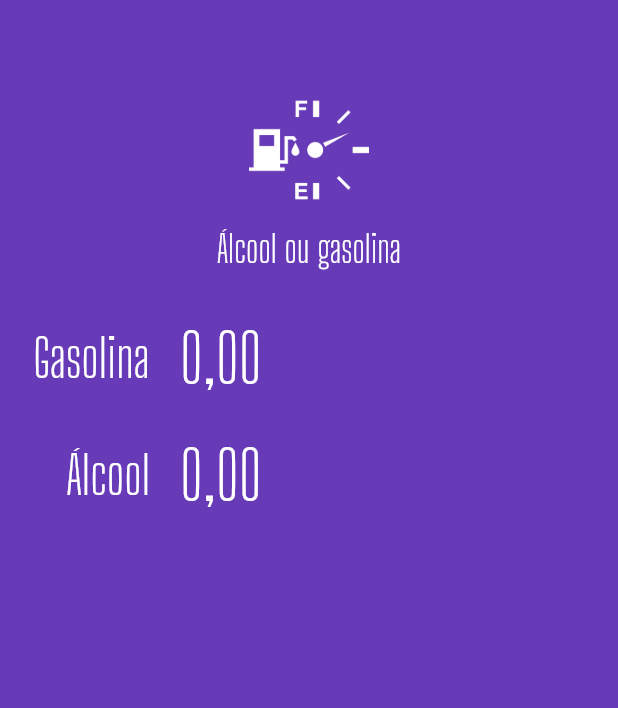
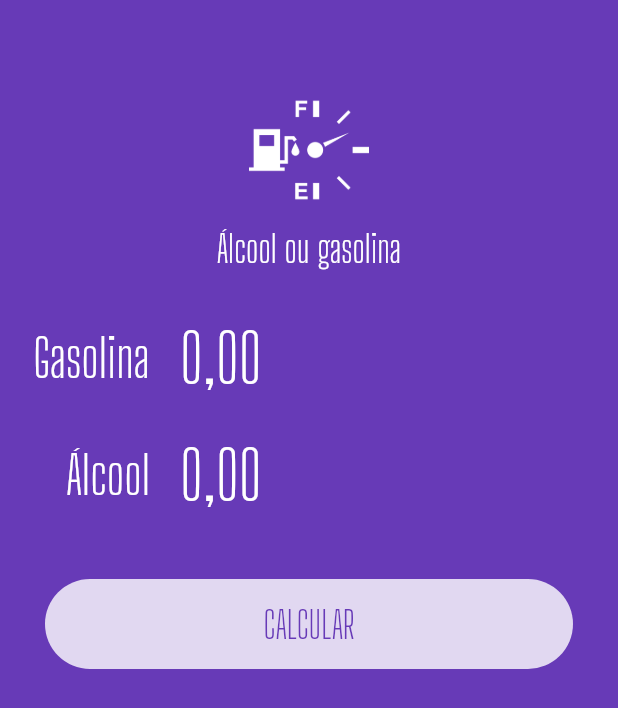
Before and after one commit to westefns-souza/flutter-alcool-ou-gasolina, a Flutter app: the screen it shows after launch, on a phone screen of 412 x 824 dp. Shown: the top 708 px of the screen. Run offline on Flutter 3.47's test engine with Material 2 defaults, Android fonts, the phone set to English and light mode, and no system bars; our stand-ins replace flutter_masked_text.

Commit message:
Aula Botão Calcular

```diff
--- a/lib/main.dart
+++ b/lib/main.dart
@@ -40,6 +40,25 @@ class HomePage extends StatelessWidget {
             label: "Álcool",
             ctrl: _alcCtrl,
           ),
+          Container(
+            margin: EdgeInsets.all(30),
+            height: 60,
+            decoration: BoxDecoration(
+              color: Colors.white.withOpacity(0.8),
+              borderRadius: BorderRadius.circular(60),
+            ),
+            child: FlatButton(
+              child: Text(
+                "CALCULAR",
+                style: TextStyle(
+                  color: Theme.of(context).primaryColor,
+                  fontSize: 25,
+                  fontFamily: "Big Shoulders Display",
+                ),
+              ),
+              onPressed: () {},
+            ),
+          ),
         ],
       ),
     );
```
